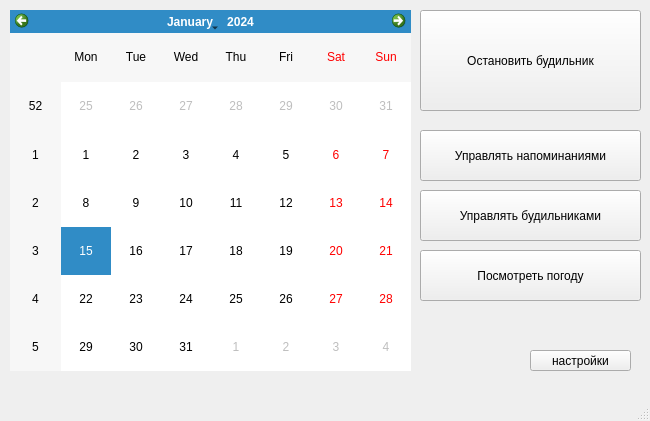
This is UI.ui in MuxaWinLol/CalendarProject as Qt 5 draws it before an edit. The edited form follows.
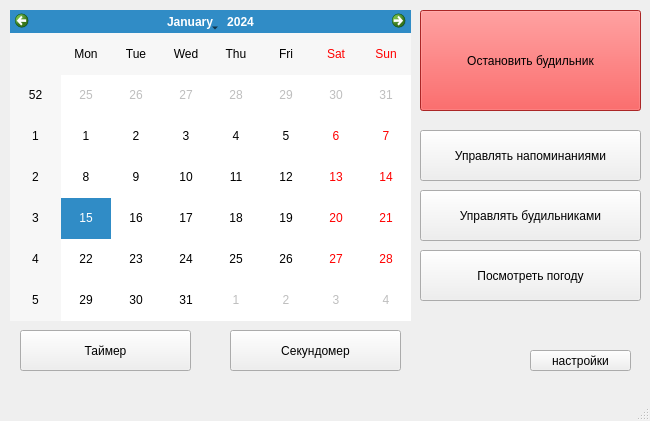
This is the edited form.

What changed in the file:
```diff
--- a/UI.ui
+++ b/UI.ui
@@ -20,7 +20,7 @@
       <x>10</x>
       <y>10</y>
       <width>401</width>
-      <height>361</height>
+      <height>311</height>
      </rect>
     </property>
    </widget>
@@ -85,10 +85,451 @@
       <height>101</height>
      </rect>
     </property>
+    <property name="palette">
+     <palette>
+      <active>
+       <colorrole role="WindowText">
+        <brush brushstyle="SolidPattern">
+         <color alpha="255">
+          <red>0</red>
+          <green>0</green>
+          <blue>0</blue>
+         </color>
+        </brush>
+       </colorrole>
+       <colorrole role="Button">
+        <brush brushstyle="SolidPattern">
+         <color alpha="255">
+          <red>240</red>
+          <green>53</green>
+          <blue>53</blue>
+         </color>
+        </brush>
+       </colorrole>
+       <colorrole role="Light">
+        <brush brushstyle="SolidPattern">
+         <color alpha="255">
+          <red>255</red>
+          <green>161</green>
+          <blue>161</blue>
+         </color>
+        </brush>
+       </colorrole>
+       <colorrole role="Midlight">
+        <brush brushstyle="SolidPattern">
+         <color alpha="255">
+          <red>247</red>
+          <green>107</green>
+          <blue>107</blue>
+         </color>
+        </brush>
+       </colorrole>
+       <colorrole role="Dark">
+        <brush brushstyle="SolidPattern">
+         <color alpha="255">
+          <red>120</red>
+          <green>26</green>
+          <blue>26</blue>
+         </color>
+        </brush>
+       </colorrole>
+       <colorrole role="Mid">
+        <brush brushstyle="SolidPattern">
+         <color alpha="255">
+          <red>160</red>
+          <green>35</green>
+          <blue>35</blue>
+         </color>
+        </brush>
+       </colorrole>
+       <colorrole role="Text">
+        <brush brushstyle="SolidPattern">
+         <color alpha="255">
+          <red>0</red>
+          <green>0</green>
+          <blue>0</blue>
+         </color>
+        </brush>
+       </colorrole>
+       <colorrole role="BrightText">
+        <brush brushstyle="SolidPattern">
+         <color alpha="255">
+          <red>255</red>
+          <green>255</green>
+          <blue>255</blue>
+         </color>
+        </brush>
+       </colorrole>
+       <colorrole role="ButtonText">
+        <brush brushstyle="SolidPattern">
+         <color alpha="255">
+          <red>0</red>
+          <green>0</green>
+          <blue>0</blue>
+         </color>
+        </brush>
+       </colorrole>
+       <colorrole role="Base">
+        <brush brushstyle="SolidPattern">
+         <color alpha="255">
+          <red>255</red>
+          <green>255</green>
+          <blue>255</blue>
+         </color>
+        </brush>
+       </colorrole>
+       <colorrole role="Window">
+        <brush brushstyle="SolidPattern">
+         <color alpha="255">
+          <red>240</red>
+          <green>53</green>
+          <blue>53</blue>
+         </color>
+        </brush>
+       </colorrole>
+       <colorrole role="Shadow">
+        <brush brushstyle="SolidPattern">
+         <color alpha="255">
+          <red>0</red>
+          <green>0</green>
+          <blue>0</blue>
+         </color>
+        </brush>
+       </colorrole>
+       <colorrole role="AlternateBase">
+        <brush brushstyle="SolidPattern">
+         <color alpha="255">
+          <red>247</red>
+          <green>154</green>
+          <blue>154</blue>
+         </color>
+        </brush>
+       </colorrole>
+       <colorrole role="ToolTipBase">
+        <brush brushstyle="SolidPattern">
+         <color alpha="255">
+          <red>255</red>
+          <green>255</green>
+          <blue>220</blue>
+         </color>
+        </brush>
+       </colorrole>
+       <colorrole role="ToolTipText">
+        <brush brushstyle="SolidPattern">
+         <color alpha="255">
+          <red>0</red>
+          <green>0</green>
+          <blue>0</blue>
+         </color>
+        </brush>
+       </colorrole>
+      </active>
+      <inactive>
+       <colorrole role="WindowText">
+        <brush brushstyle="SolidPattern">
+         <color alpha="255">
+          <red>0</red>
+          <green>0</green>
+          <blue>0</blue>
+         </color>
+        </brush>
+       </colorrole>
+       <colorrole role="Button">
+        <brush brushstyle="SolidPattern">
+         <color alpha="255">
+          <red>240</red>
+          <green>53</green>
+          <blue>53</blue>
+         </color>
+        </brush>
+       </colorrole>
+       <colorrole role="Light">
+        <brush brushstyle="SolidPattern">
+         <color alpha="255">
+          <red>255</red>
+          <green>161</green>
+          <blue>161</blue>
+         </color>
+        </brush>
+       </colorrole>
+       <colorrole role="Midlight">
+        <brush brushstyle="SolidPattern">
+         <color alpha="255">
+          <red>247</red>
+          <green>107</green>
+          <blue>107</blue>
+         </color>
+        </brush>
+       </colorrole>
+       <colorrole role="Dark">
+        <brush brushstyle="SolidPattern">
+         <color alpha="255">
+          <red>120</red>
+          <green>26</green>
+          <blue>26</blue>
+         </color>
+        </brush>
+       </colorrole>
+       <colorrole role="Mid">
+        <brush brushstyle="SolidPattern">
+         <color alpha="255">
+          <red>160</red>
+          <green>35</green>
+          <blue>35</blue>
+         </color>
+        </brush>
+       </colorrole>
+       <colorrole role="Text">
+        <brush brushstyle="SolidPattern">
+         <color alpha="255">
+          <red>0</red>
+          <green>0</green>
+          <blue>0</blue>
+         </color>
+        </brush>
+       </colorrole>
+       <colorrole role="BrightText">
+        <brush brushstyle="SolidPattern">
+         <color alpha="255">
+          <red>255</red>
+          <green>255</green>
+          <blue>255</blue>
+         </color>
+        </brush>
+       </colorrole>
+       <colorrole role="ButtonText">
+        <brush brushstyle="SolidPattern">
+         <color alpha="255">
+          <red>0</red>
+          <green>0</green>
+          <blue>0</blue>
+         </color>
+        </brush>
+       </colorrole>
+       <colorrole role="Base">
+        <brush brushstyle="SolidPattern">
+         <color alpha="255">
+          <red>255</red>
+          <green>255</green>
+          <blue>255</blue>
+         </color>
+        </brush>
+       </colorrole>
+       <colorrole role="Window">
+        <brush brushstyle="SolidPattern">
+         <color alpha="255">
+          <red>240</red>
+          <green>53</green>
+          <blue>53</blue>
+         </color>
+        </brush>
+       </colorrole>
+       <colorrole role="Shadow">
+        <brush brushstyle="SolidPattern">
+         <color alpha="255">
+          <red>0</red>
+          <green>0</green>
+          <blue>0</blue>
+         </color>
+        </brush>
+       </colorrole>
+       <colorrole role="AlternateBase">
+        <brush brushstyle="SolidPattern">
+         <color alpha="255">
+          <red>247</red>
+          <green>154</green>
+          <blue>154</blue>
+         </color>
+        </brush>
+       </colorrole>
+       <colorrole role="ToolTipBase">
+        <brush brushstyle="SolidPattern">
+         <color alpha="255">
+          <red>255</red>
+          <green>255</green>
+          <blue>220</blue>
+         </color>
+        </brush>
+       </colorrole>
+       <colorrole role="ToolTipText">
+        <brush brushstyle="SolidPattern">
+         <color alpha="255">
+          <red>0</red>
+          <green>0</green>
+          <blue>0</blue>
+         </color>
+        </brush>
+       </colorrole>
+      </inactive>
+      <disabled>
+       <colorrole role="WindowText">
+        <brush brushstyle="SolidPattern">
+         <color alpha="255">
+          <red>120</red>
+          <green>26</green>
+          <blue>26</blue>
+         </color>
+        </brush>
+       </colorrole>
+       <colorrole role="Button">
+        <brush brushstyle="SolidPattern">
+         <color alpha="255">
+          <red>240</red>
+          <green>53</green>
+          <blue>53</blue>
+         </color>
+        </brush>
+       </colorrole>
+       <colorrole role="Light">
+        <brush brushstyle="SolidPattern">
+         <color alpha="255">
+          <red>255</red>
+          <green>161</green>
+          <blue>161</blue>
+         </color>
+        </brush>
+       </colorrole>
+       <colorrole role="Midlight">
+        <brush brushstyle="SolidPattern">
+         <color alpha="255">
+          <red>247</red>
+          <green>107</green>
+          <blue>107</blue>
+         </color>
+        </brush>
+       </colorrole>
+       <colorrole role="Dark">
+        <brush brushstyle="SolidPattern">
+         <color alpha="255">
+          <red>120</red>
+          <green>26</green>
+          <blue>26</blue>
+         </color>
+        </brush>
+       </colorrole>
+       <colorrole role="Mid">
+        <brush brushstyle="SolidPattern">
+         <color alpha="255">
+          <red>160</red>
+          <green>35</green>
+          <blue>35</blue>
+         </color>
+        </brush>
+       </colorrole>
+       <colorrole role="Text">
+        <brush brushstyle="SolidPattern">
+         <color alpha="255">
+          <red>120</red>
+          <green>26</green>
+          <blue>26</blue>
+         </color>
+        </brush>
+       </colorrole>
+       <colorrole role="BrightText">
+        <brush brushstyle="SolidPattern">
+         <color alpha="255">
+          <red>255</red>
+          <green>255</green>
+          <blue>255</blue>
+         </color>
+        </brush>
+       </colorrole>
+       <colorrole role="ButtonText">
+        <brush brushstyle="SolidPattern">
+         <color alpha="255">
+          <red>120</red>
+          <green>26</green>
+          <blue>26</blue>
+         </color>
+        </brush>
+       </colorrole>
+       <colorrole role="Base">
+        <brush brushstyle="SolidPattern">
+         <color alpha="255">
+          <red>240</red>
+          <green>53</green>
+          <blue>53</blue>
+         </color>
+        </brush>
+       </colorrole>
+       <colorrole role="Window">
+        <brush brushstyle="SolidPattern">
+         <color alpha="255">
+          <red>240</red>
+          <green>53</green>
+          <blue>53</blue>
+         </color>
+        </brush>
+       </colorrole>
+       <colorrole role="Shadow">
+        <brush brushstyle="SolidPattern">
+         <color alpha="255">
+          <red>0</red>
+          <green>0</green>
+          <blue>0</blue>
+         </color>
+        </brush>
+       </colorrole>
+       <colorrole role="AlternateBase">
+        <brush brushstyle="SolidPattern">
+         <color alpha="255">
+          <red>240</red>
+          <green>53</green>
+          <blue>53</blue>
+         </color>
+        </brush>
+       </colorrole>
+       <colorrole role="ToolTipBase">
+        <brush brushstyle="SolidPattern">
+         <color alpha="255">
+          <red>255</red>
+          <green>255</green>
+          <blue>220</blue>
+         </color>
+        </brush>
+       </colorrole>
+       <colorrole role="ToolTipText">
+        <brush brushstyle="SolidPattern">
+         <color alpha="255">
+          <red>0</red>
+          <green>0</green>
+          <blue>0</blue>
+         </color>
+        </brush>
+       </colorrole>
+      </disabled>
+     </palette>
+    </property>
     <property name="text">
      <string>Остановить будильник</string>
     </property>
    </widget>
+   <widget class="QPushButton" name="pushButton_6">
+    <property name="geometry">
+     <rect>
+      <x>230</x>
+      <y>330</y>
+      <width>171</width>
+      <height>41</height>
+     </rect>
+    </property>
+    <property name="text">
+     <string>Секундомер</string>
+    </property>
+   </widget>
+   <widget class="QPushButton" name="pushButton_7">
+    <property name="geometry">
+     <rect>
+      <x>20</x>
+      <y>330</y>
+      <width>171</width>
+      <height>41</height>
+     </rect>
+    </property>
+    <property name="text">
+     <string>Таймер</string>
+    </property>
+   </widget>
   </widget>
   <widget class="QMenuBar" name="menubar">
    <property name="geometry">
```
